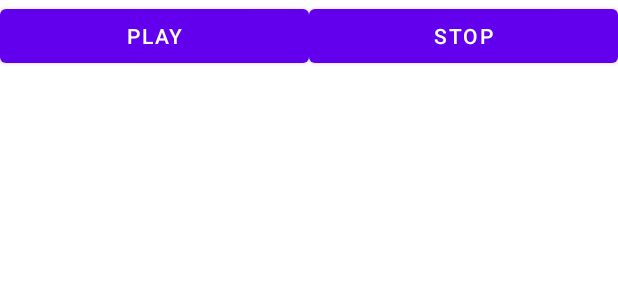
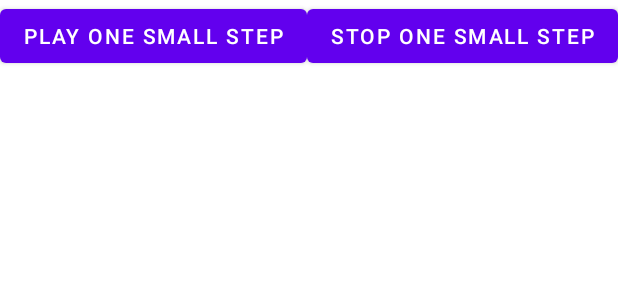
Before and after one commit to scottbing/SB-BSSD5250-HW10.1, an Android app: the layout fragment_audio.xml on its own in the app's theme, with its tools: preview values and no code run, on a phone screen of 412 x 824 dp. Shown: the top 300 px of the screen. Run offline under Robolectric (Android 15) with nearby library versions, the phone set to English and light mode, and no system bars.

Commit message:
Hwk10.1
Hwk10.1

```diff
--- a/MediaPlayer/app/src/main/res/layout/fragment_audio.xml
+++ b/MediaPlayer/app/src/main/res/layout/fragment_audio.xml
@@ -11,13 +11,13 @@
         android:layout_width="wrap_content"
         android:layout_height="wrap_content"
         android:layout_weight="1"
-        android:text="PLAY" />
+        android:text="Play One Small Step" />
 
     <Button
         android:id="@+id/stop_button"
         android:layout_width="wrap_content"
         android:layout_height="wrap_content"
         android:layout_weight="1"
-        android:text="STOP" />
+        android:text="Stop One Small Step" />
 
 </LinearLayout>
```
Also changed, not shown: MediaPlayer/app/src/main/java/edu/nmhu/bssd5250/mediaplayer/MainActivity.kt (+18 -0 lines).
